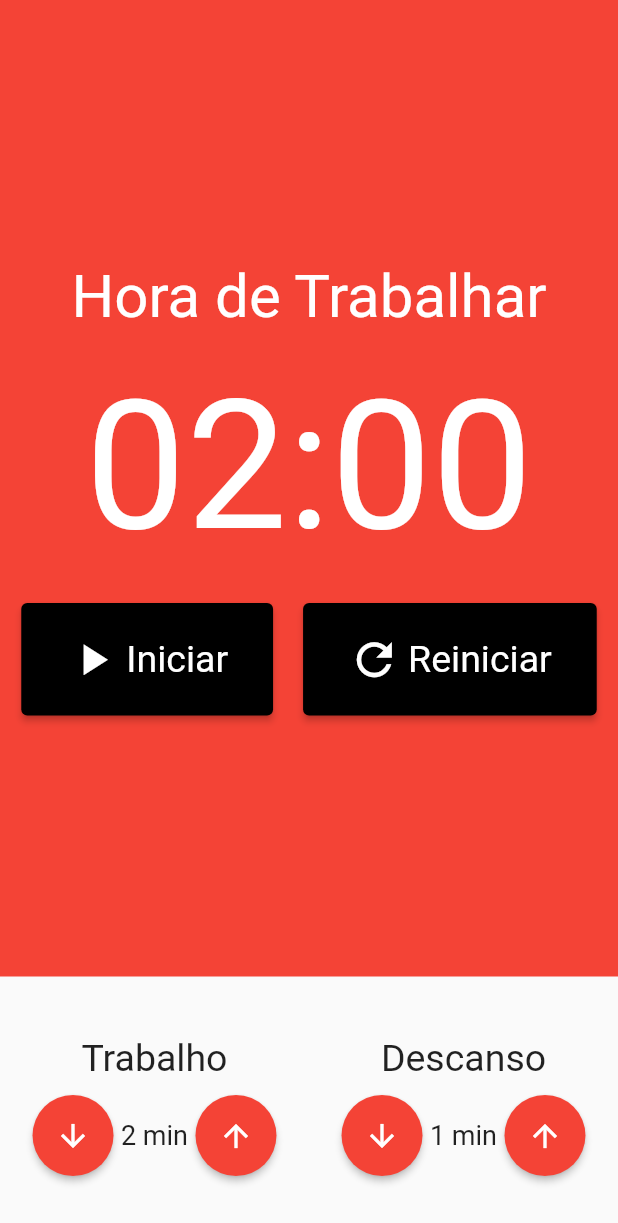
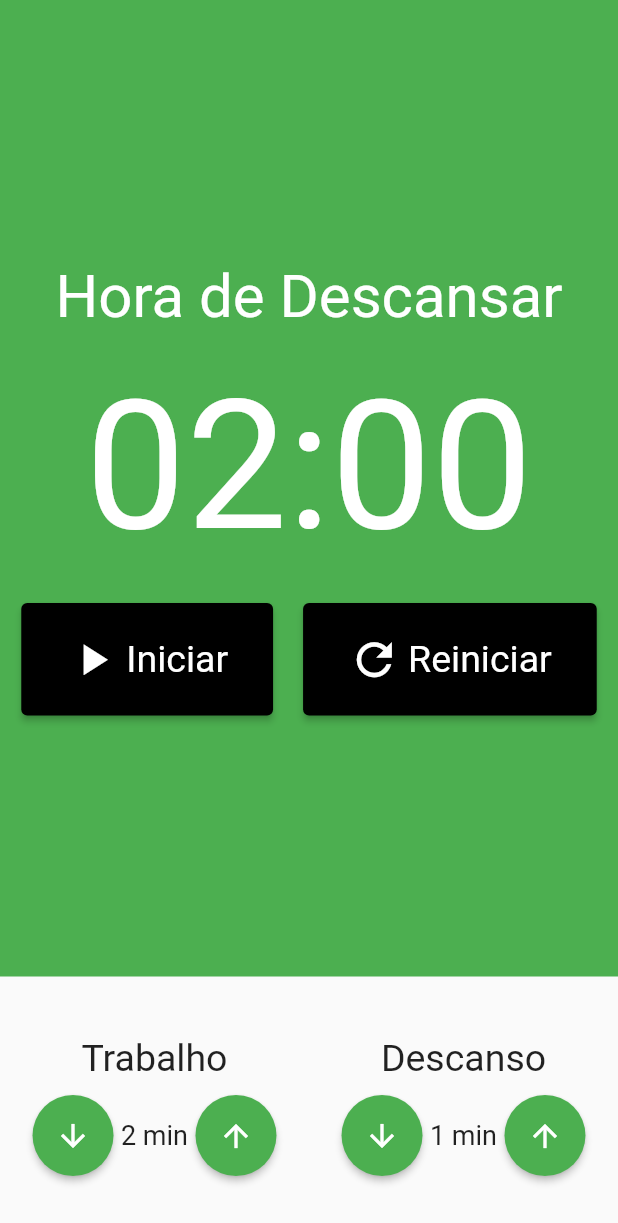
Before and after one commit to lucas-salles/pomodoro_flutter, a Flutter app: the screen it shows after launch, on a phone screen of 412 x 824 dp. Shown: the top 1223 px of the screen. Run offline on Flutter 3.47's test engine with Material 2 defaults, Android fonts, the light colour scheme and no system bars; our stand-ins replace flutter_mobx, mobx; generated files the repository leaves out were written again.

Commit message:
Pomodoro Store #04

```diff
--- a/lib/components/cronometro.dart
+++ b/lib/components/cronometro.dart
@@ -12,13 +12,13 @@
     final store = Provider.of<PomodoroStore>(context);
 
     return Container(
-      color: Colors.red,
+      color: store.estaTrabalhando() ? Colors.red : Colors.green,
       child: Column(
         mainAxisAlignment: MainAxisAlignment.center,
         children: [
-          const Text(
-            'Hora de Trabalhar',
-            style: TextStyle(
+          Text(
+            store.estaTrabalhando() ? 'Hora de Trabalhar' : 'Hora de Descansar',
+            style: const TextStyle(
               fontSize: 40,
               color: Colors.white,
             ),
--- a/lib/components/entrada_tempo.dart
+++ b/lib/components/entrada_tempo.dart
@@ -1,4 +1,6 @@
 import 'package:flutter/material.dart';
+import 'package:provider/provider.dart';
+import 'package:pomodoro_flutter/store/pomodoro.store.dart';
 
 class EntradaTempo extends StatelessWidget {
   final String titulo;
@@ -16,6 +18,8 @@
 
   @override
   Widget build(BuildContext context) {
+    final store = Provider.of<PomodoroStore>(context);
+
     return Column(
       crossAxisAlignment: CrossAxisAlignment.center,
       children: [
@@ -38,7 +42,7 @@
               style: ElevatedButton.styleFrom(
                 shape: const CircleBorder(),
                 padding: const EdgeInsets.all(15),
-                primary: Colors.red,
+                primary: store.estaTrabalhando() ? Colors.red : Colors.green,
               ),
             ),
             Text(
@@ -56,7 +60,7 @@
               style: ElevatedButton.styleFrom(
                 shape: const CircleBorder(),
                 padding: const EdgeInsets.all(15),
-                primary: Colors.red,
+                primary: store.estaTrabalhando() ? Colors.red : Colors.green,
               ),
             ),
           ],
--- a/lib/store/pomodoro.store.dart
+++ b/lib/store/pomodoro.store.dart
@@ -3,6 +3,8 @@
 part 'pomodoro.store.g.dart';
 
 class PomodoroStore = _PomodoroStore with _$PomodoroStore;
+
+enum TipoIntervalo { TRABALHO, DESCANSO }
 
 abstract class _PomodoroStore with Store {
   @observable
@@ -19,6 +21,9 @@
 
   @observable
   int tempoDescanso = 1;
+
+  @observable
+  TipoIntervalo tipoIntervalo = TipoIntervalo.DESCANSO;
 
   @action
   void iniciar() {
@@ -54,4 +59,8 @@
   void decrementarTempoDescanso() {
     tempoDescanso--;
   }
+
+  bool estaTrabalhando() => tipoIntervalo == TipoIntervalo.TRABALHO;
+
+  bool estaDescansando() => tipoIntervalo == TipoIntervalo.TRABALHO;
 }
```
Also changed, not shown: lib/store/pomodoro.store.g.dart.
